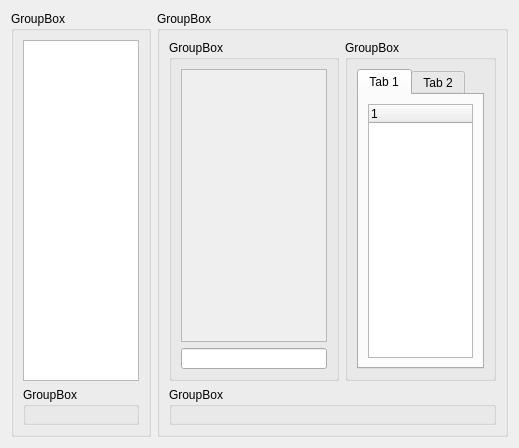
cnscj/WorkHelper, file Modules/CoordinateMeasure/scoordinatemeasure.ui: the form before one commit.
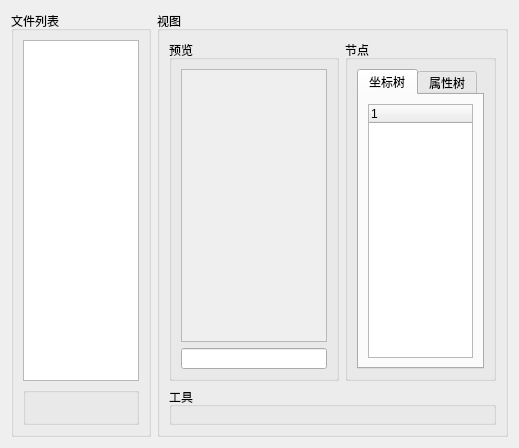
The form after the commit. Custom widgets are drawn as their Qt base class.

Diff of the .ui file:
```diff
--- a/Modules/CoordinateMeasure/scoordinatemeasure.ui
+++ b/Modules/CoordinateMeasure/scoordinatemeasure.ui
@@ -23,13 +23,13 @@
       </size>
      </property>
      <property name="title">
-      <string>GroupBox</string>
+      <string>文件列表</string>
      </property>
      <layout class="QGridLayout" name="gridLayout_4" rowstretch="9,1">
       <item row="1" column="0">
        <widget class="QGroupBox" name="groupBox_6">
         <property name="title">
-         <string>GroupBox</string>
+         <string/>
         </property>
        </widget>
       </item>
@@ -42,7 +42,7 @@
    <item row="0" column="1">
     <widget class="QGroupBox" name="groupBox_2">
      <property name="title">
-      <string>GroupBox</string>
+      <string>视图</string>
      </property>
      <layout class="QGridLayout" name="gridLayout_3" rowstretch="9,1" columnstretch="5,2">
       <item row="0" column="1">
@@ -54,7 +54,7 @@
          </size>
         </property>
         <property name="title">
-         <string>GroupBox</string>
+         <string>节点</string>
         </property>
         <layout class="QGridLayout" name="gridLayout_6">
          <item row="0" column="0">
@@ -64,7 +64,7 @@
            </property>
            <widget class="QWidget" name="tab">
             <attribute name="title">
-             <string>Tab 1</string>
+             <string>坐标树</string>
             </attribute>
             <layout class="QGridLayout" name="gridLayout_7">
              <item row="0" column="0">
@@ -80,7 +80,7 @@
            </widget>
            <widget class="QWidget" name="tab_2">
             <attribute name="title">
-             <string>Tab 2</string>
+             <string>属性树</string>
             </attribute>
            </widget>
           </widget>
@@ -91,7 +91,7 @@
       <item row="0" column="0">
        <widget class="QGroupBox" name="groupBox_5">
         <property name="title">
-         <string>GroupBox</string>
+         <string>预览</string>
         </property>
         <layout class="QGridLayout" name="gridLayout_2">
          <item row="1" column="0">
@@ -135,7 +135,7 @@
       <item row="1" column="0" colspan="2">
        <widget class="QGroupBox" name="groupBox_3">
         <property name="title">
-         <string>GroupBox</string>
+         <string>工具</string>
         </property>
        </widget>
       </item>
```
Left out of the diff: 4 changed lines with no effect on the pictures.
